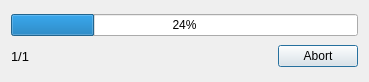
Above: platform/qt/StatusDialog.ui from ilia3101/MLV-App before the change. Below: the same form after it.
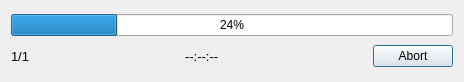
That is the form after the change.

Commit message: QtApp: added time estimation to status dialog... not very precise, but working

The edit to the form file:
```diff
--- a/platform/qt/StatusDialog.ui
+++ b/platform/qt/StatusDialog.ui
@@ -6,7 +6,7 @@
    <rect>
     <x>0</x>
     <y>0</y>
-    <width>369</width>
+    <width>464</width>
     <height>82</height>
    </rect>
   </property>
@@ -48,6 +48,31 @@
        </property>
       </spacer>
      </item>
+     <item>
+      <widget class="QLabel" name="labelEstimatedTime">
+       <property name="font">
+        <font>
+         <pointsize>10</pointsize>
+        </font>
+       </property>
+       <property name="text">
+        <string>--:--:--</string>
+       </property>
+      </widget>
+     </item>
+     <item>
+      <spacer name="horizontalSpacer_2">
+       <property name="orientation">
+        <enum>Qt::Horizontal</enum>
+       </property>
+       <property name="sizeHint" stdset="0">
+        <size>
+         <width>40</width>
+         <height>20</height>
+        </size>
+       </property>
+      </spacer>
+     </item>
      <item>
       <widget class="QPushButton" name="pushButtonAbort">
        <property name="text">
```
The commit also changes 1 other file.
